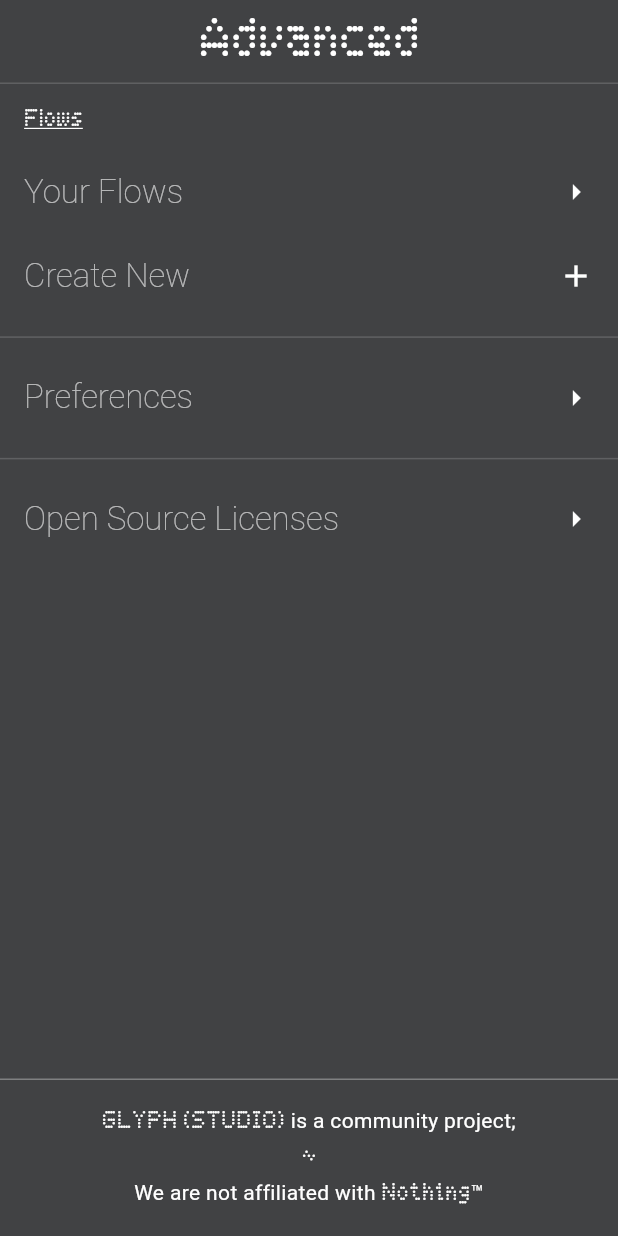
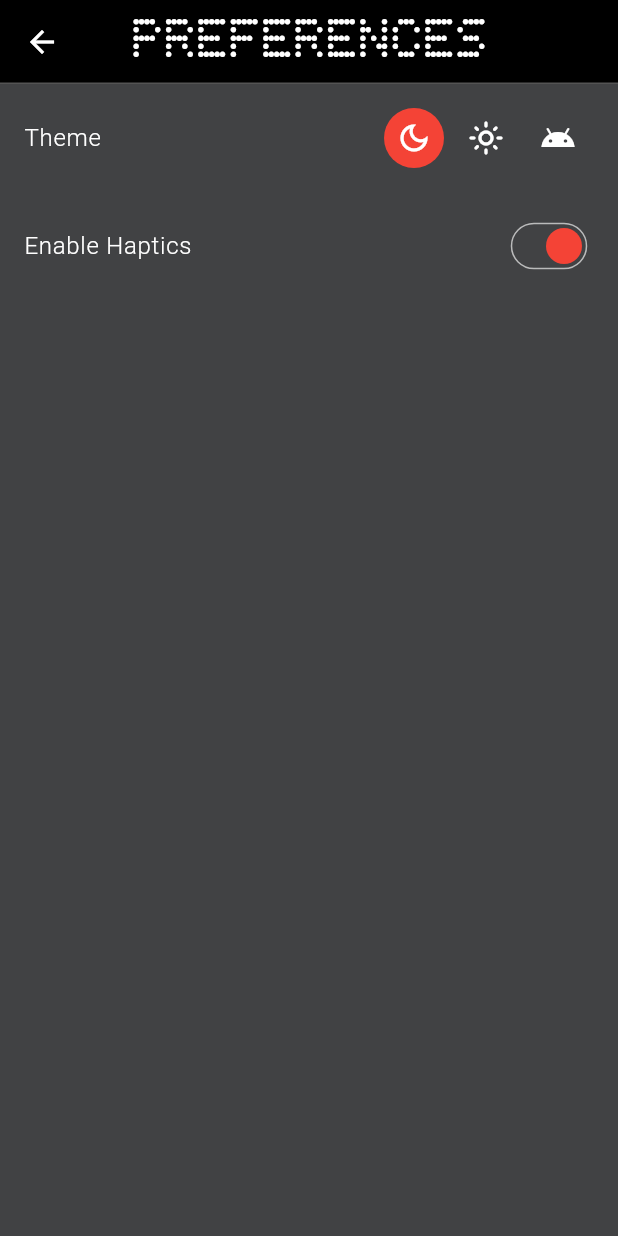
Before and after one commit to SyedAhkam/glyph-studio, a Flutter app: the DrawerView widget shown alone on an empty page, opened directly, after a tap on "Preferences", on a phone screen of 412 x 824 dp. Run offline on Flutter 3.47's test engine with Material 3 defaults, Android fonts, the phone set to English and light mode, and no system bars; our stand-ins replace audioplayers, date_format, dotted_border, flutter_riverpod, get_it, go_router and 1 more; missing offline and left inert: nothing_glyph_interface, svg_path_parser.

Commit message:
feat: implement the prefs route

```diff
--- a/lib/main.dart
+++ b/lib/main.dart
@@ -1,5 +1,4 @@
 import 'package:flutter/material.dart';
-import 'package:glyph_studio/glyph_player.dart';
 
 import 'package:go_router/go_router.dart';
 import 'package:nothing_glyph_interface/nothing_glyph_interface.dart';
@@ -7,6 +6,9 @@ import 'package:responsive_sizer/responsive_sizer.dart';
 import 'package:get_it/get_it.dart';
 import 'package:flutter_riverpod/flutter_riverpod.dart';
 
+import 'package:glyph_studio/glyph_player.dart';
+import 'package:glyph_studio/routes/prefs.dart';
+import 'package:glyph_studio/state/providers.dart';
 import 'package:glyph_studio/routes/home.dart';
 import 'package:glyph_studio/routes/oss.dart';
 import 'package:glyph_studio/routes/flows/flow_create.dart';
@@ -28,24 +30,30 @@ final _router = GoRouter(
       builder: (context, state) => FlowCreateRoute(),
     ),
     GoRoute(
+      path: '/prefs',
+      builder: (context, state) => const PrefsRoute(),
+    ),
+    GoRoute(
       path: '/oss',
       builder: (context, state) => const OSSRoute(),
     ),
   ],
 );
 
-class MyApp extends StatelessWidget {
+class MyApp extends ConsumerWidget {
   const MyApp({super.key});
 
   @override
-  Widget build(BuildContext context) {
+  Widget build(BuildContext context, ref) {
+    var appPrefs = ref.watch(appPrefsProvider);
+
     return ResponsiveSizer(builder: (context, orientation, screenType) {
       return MaterialApp.router(
         title: "Glyph Studio",
         theme: theme,
         darkTheme: darkTheme,
         routerConfig: _router,
-        themeMode: ThemeMode.dark, // TODO: allow setting user preference later
+        themeMode: appPrefs.value?.themeMode,
       );
     });
   }
@@ -54,6 +62,7 @@ class MyApp extends StatelessWidget {
 void main() {
   WidgetsFlutterBinding.ensureInitialized();
 
+  // Register Glyph player as singleton
   GetIt.I.registerSingleton(GlyphPlayer(NothingGlyphInterface()));
 
   runApp(const ProviderScope(child: MyApp()));
--- /dev/null
+++ b/lib/models/app_prefs.dart
@@ -0,0 +1,53 @@
+import 'dart:convert';
+import 'dart:io';
+
+import 'package:flutter/material.dart';
+import 'package:path_provider/path_provider.dart';
+
+class AppPrefs {
+  ThemeMode themeMode;
+  bool enableHaptics;
+
+  AppPrefs(this.themeMode, this.enableHaptics);
+
+  factory AppPrefs.defaults() {
+    return AppPrefs(ThemeMode.dark, true);
+  }
+
+  static fromJson(String contents) {
+    final map = jsonDecode(contents);
+
+    return AppPrefs(
+        ThemeMode.values.firstWhere((e) => e.name == map['theme_mode']),
+        map['enable_haptics']);
+  }
+
+  static get fileName => "app_prefs.json";
+
+  static fromLocalStorage() async {
+    final cacheDir = await getExternalStorageDirectory();
+
+    final file = File("${cacheDir!.path}/$fileName");
+    final fileContents = await file.readAsString();
+
+    return fromJson(fileContents);
+  }
+
+  String toJson() => jsonEncode(
+      {"theme_mode": themeMode.name, "enable_haptics": enableHaptics});
+
+  Future<void> updateLocalStorage() async {
+    final json = toJson();
+    final cacheDir = await getExternalStorageDirectory();
+
+    final file = File("${cacheDir!.path}/$fileName");
+    await file.writeAsString(json);
+  }
+
+  Future<void> updateValues({ThemeMode? themeMode, bool? enableHaptics}) async {
+    this.themeMode = themeMode ?? this.themeMode;
+    this.enableHaptics = enableHaptics ?? this.enableHaptics;
+
+    await updateLocalStorage();
+  }
+}
--- a/lib/models/phone.dart
+++ b/lib/models/phone.dart
@@ -1,7 +1,5 @@
 import 'package:get_it/get_it.dart';
 import 'package:glyph_studio/glyph_player.dart';
-
-import 'package:nothing_glyph_interface/nothing_glyph_interface.dart';
 
 import 'glyph_mapping.dart';
 
--- a/lib/routes/flows/flow_list.dart
+++ b/lib/routes/flows/flow_list.dart
@@ -32,7 +32,7 @@ class FlowListRoute extends ConsumerWidget {
     var flows = ref.watch(flowsProvider).value!;
 
     return Scaffold(
-      appBar: const AppbarWrapper(title: "Your Flows", actions: []),
+      appBar: const AppbarWrapper(title: "YOUR FLOWS", actions: []),
       floatingActionButton: FloatingActionButton(
           tooltip: "Create New",
           child: const Icon(Icons.add),
--- /dev/null
+++ b/lib/routes/prefs.dart
@@ -0,0 +1,98 @@
+import 'package:flutter/material.dart';
+
+import 'package:flutter_riverpod/flutter_riverpod.dart';
+
+import 'package:glyph_studio/models/app_prefs.dart';
+import 'package:glyph_studio/state/providers.dart';
+import 'package:glyph_studio/widgets/appbar.dart';
+
+class PrefsRoute extends ConsumerWidget {
+  const PrefsRoute({super.key});
+
+  // FIXME: remove the need for a restart
+  void switchTheme(BuildContext context, AppPrefs appPrefs, ThemeMode mode) {
+    appPrefs.updateValues(themeMode: mode).then((_) {
+      ScaffoldMessenger.of(context).showSnackBar(const SnackBar(
+          content: Text("Done! Please restart the app to see changes")));
+    });
+  }
+
+  void switchEnableHaptics(
+      BuildContext context, AppPrefs appPrefs, bool value) {
+    appPrefs.updateValues(enableHaptics: value).then((_) {
+      ScaffoldMessenger.of(context).showSnackBar(const SnackBar(
+          content: Text("Done! Please restart the app to see changes")));
+    });
+  }
+
+  @override
+  Widget build(BuildContext context, ref) {
+    var theme = Theme.of(context);
+
+    var appPrefs = ref.watch(appPrefsProvider);
+
+    var activeButtonStyle =
+        ButtonStyle(backgroundColor: MaterialStateProperty.all(Colors.red));
+
+    return Scaffold(
+        appBar: const AppbarWrapper(title: "PREFERENCES", actions: []),
+        body: Theme(
+          data: theme.copyWith(
+              textTheme: theme.textTheme.copyWith(
+                  bodyLarge: const TextStyle(
+                      fontFamily: 'Roboto', fontWeight: FontWeight.w300)),
+              listTileTheme: const ListTileThemeData(
+                  contentPadding: EdgeInsets.symmetric(
+                      horizontal: 16,
+                      vertical: 8))), // this is to override the global style
+          child: Column(
+            children: [
+              ListTile(
+                  title: const Text("Theme"),
+                  trailing: Row(
+                    mainAxisSize: MainAxisSize.min,
+                    children: [
+                      IconButton(
+                          tooltip: "Dark",
+                          onPressed: () => switchTheme(
+                              context, appPrefs.value!, ThemeMode.dark),
+                          icon: const Icon(Icons.dark_mode_outlined),
+                          style: appPrefs.value?.themeMode == ThemeMode.dark
+                              ? activeButtonStyle
+                              : null),
+                      IconButton(
+                          tooltip: "Light",
+                          onPressed: () => switchTheme(
+                              context, appPrefs.value!, ThemeMode.light),
+                          icon: const Icon(Icons.light_mode_outlined),
+                          style: appPrefs.value?.themeMode == ThemeMode.light
+                              ? activeButtonStyle
+                              : null),
+                      IconButton(
+                          tooltip: "System",
+                          onPressed: () => switchTheme(
+                              context, appPrefs.value!, ThemeMode.system),
+                          icon: const Icon(Icons.android_outlined),
+                          style: appPrefs.value?.themeMode == ThemeMode.system
+                              ? activeButtonStyle
+                              : null)
+                    ],
+                  )),
+              ListTile(
+                title: const Text("Enable Haptics"),
+                trailing: Switch(
+                  thumbColor: MaterialStateProperty.all(Colors.red),
+                  trackColor: MaterialStateProperty.all(Colors.transparent),
+                  trackOutlineColor:
+                      MaterialStateProperty.all(Colors.white.withOpacity(0.64)),
+                  trackOutlineWidth: MaterialStateProperty.all(1),
+                  value: appPrefs.value?.enableHaptics ?? false,
+                  onChanged: (v) =>
+                      switchEnableHaptics(context, appPrefs.value!, v),
+                ),
+              ),
+            ],
+          ),
+        ));
+  }
+}
--- a/lib/widgets/drawer_view.dart
+++ b/lib/widgets/drawer_view.dart
@@ -71,7 +71,7 @@ class DrawerView extends StatelessWidget {
                   ],
                   borderTop: false),
               listSection(null, [
-                listTile("Preferences", onTap: () => context.goNamed("/prefs"))
+                listTile("Preferences", onTap: () => context.push("/prefs"))
               ]),
               listSection(null, [
                 listTile("Open Source Licenses",
```
Also changed, not shown: lib/state/providers.dart (+14 -0 lines).
